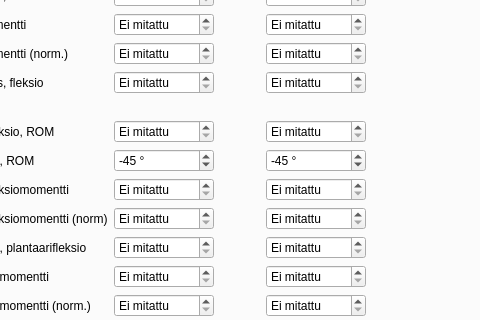
jjnurminen/liikelaaj, file liikelaaj/tabbed_design.ui: the form before one commit; both pictures show x 577 to 1057 and y 242 to 562 of the 1422 by 778 pixel window.
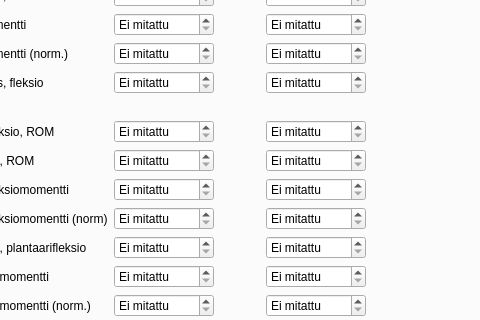
The form after the commit. The open tabs and pages were chosen to show the change. Custom widgets are drawn as their Qt base class.

Diff of the .ui file:
```diff
--- a/liikelaaj/tabbed_design.ui
+++ b/liikelaaj/tabbed_design.ui
@@ -13621,7 +13621,7 @@
              <string>Ei mitattu</string>
             </property>
             <property name="suffix">
-             <string> °</string>
+             <string>°</string>
             </property>
             <property name="minimum">
              <number>-60</number>
@@ -13630,7 +13630,7 @@
              <number>30</number>
             </property>
             <property name="value">
-             <number>-45</number>
+             <number>-60</number>
             </property>
            </widget>
           </item>
@@ -13731,7 +13731,7 @@
              <string>Ei mitattu</string>
             </property>
             <property name="suffix">
-             <string> °</string>
+             <string>°</string>
             </property>
             <property name="minimum">
              <number>-60</number>
@@ -13740,7 +13740,7 @@
              <number>30</number>
             </property>
             <property name="value">
-             <number>-45</number>
+             <number>-60</number>
             </property>
            </widget>
           </item>
```
Left out of the diff: 30 changed lines with no effect on the pictures.
